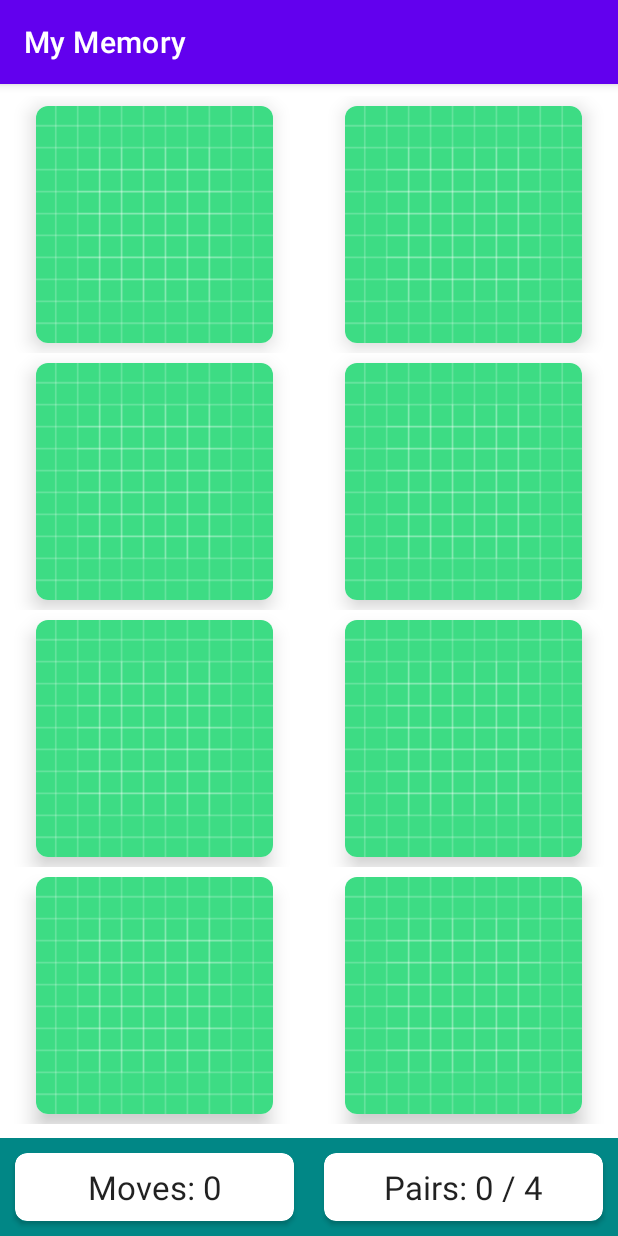
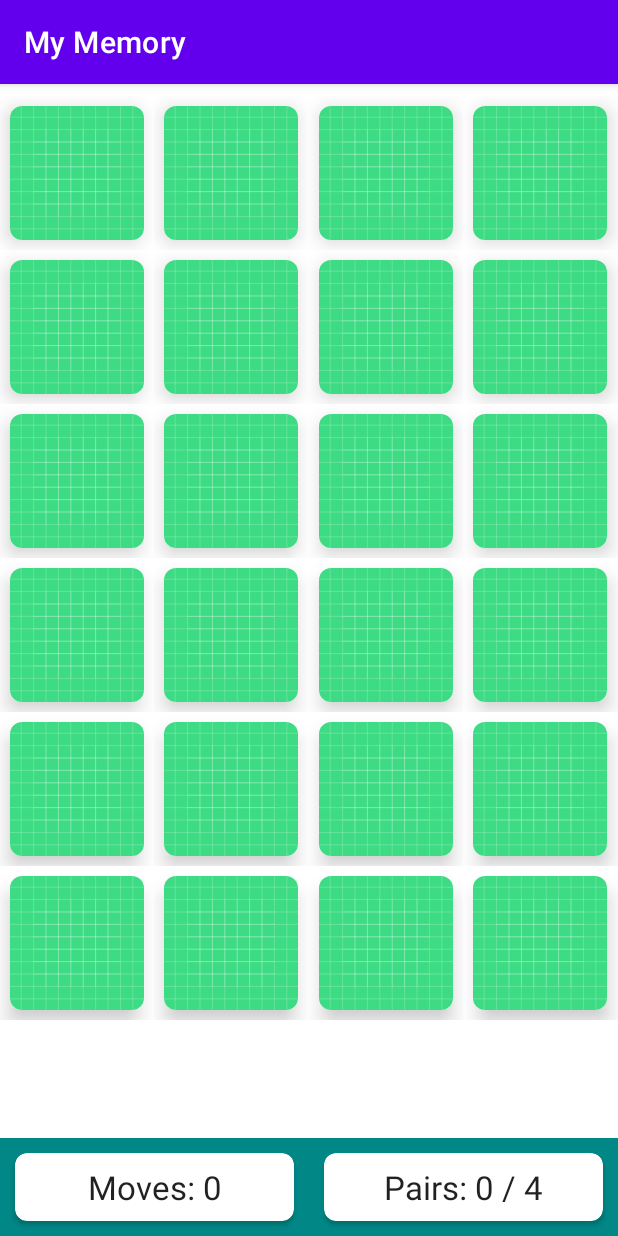
Before and after one commit to kokoichi206/my-memory, an Android app: the screen it shows after launch (MainActivity), on a phone screen of 412 x 824 dp. Run offline under Robolectric (Android 15) with nearby library versions, the phone set to English and light mode, and no system bars.

Commit message:
create classes to manage memory game

```diff
--- a/app/src/main/java/io/kokoichi/sample/mymemory/MainActivity.kt
+++ b/app/src/main/java/io/kokoichi/sample/mymemory/MainActivity.kt
@@ -2,15 +2,26 @@ package io.kokoichi.sample.mymemory
 
 import androidx.appcompat.app.AppCompatActivity
 import android.os.Bundle
+import android.util.Log
 import android.widget.TextView
 import androidx.recyclerview.widget.GridLayoutManager
 import androidx.recyclerview.widget.RecyclerView
+import io.kokoichi.sample.mymemory.models.BoardSize
+import io.kokoichi.sample.mymemory.models.MemoryCard
+import io.kokoichi.sample.mymemory.models.MemoryGame
+import io.kokoichi.sample.mymemory.utils.DEFAULT_ICONS
 
 class MainActivity : AppCompatActivity() {
+
+    companion object {
+        private const val TAG = "MainActivity"
+    }
 
     private lateinit var rvBoard: RecyclerView
     private lateinit var tvNumMoves: TextView
     private lateinit var tvNumPairs: TextView
+
+    private var boardSize: BoardSize = BoardSize.HARD
 
     override fun onCreate(savedInstanceState: Bundle?) {
         super.onCreate(savedInstanceState)
@@ -20,8 +31,15 @@ class MainActivity : AppCompatActivity() {
         tvNumMoves = findViewById(R.id.tvNumMoves)
         tvNumPairs = findViewById(R.id.tvNumPairs)
 
-        rvBoard.adapter = MemoryBoardAdapter(this, 8)
+        val memoryGame = MemoryGame(boardSize)
+
+        rvBoard.adapter = MemoryBoardAdapter(this, boardSize, memoryGame.cards, object: MemoryBoardAdapter.CardClickListener {
+            override fun onCardClicked(position: Int) {
+                Log.i(TAG, "Card clicked $position")
+            }
+
+        })
         rvBoard.setHasFixedSize(true)
-        rvBoard.layoutManager = GridLayoutManager(this, 2)
+        rvBoard.layoutManager = GridLayoutManager(this, boardSize.getWidth())
     }
 }
--- a/app/src/main/java/io/kokoichi/sample/mymemory/MemoryBoardAdapter.kt
+++ b/app/src/main/java/io/kokoichi/sample/mymemory/MemoryBoardAdapter.kt
@@ -8,9 +8,16 @@ import android.view.ViewGroup
 import android.widget.ImageButton
 import androidx.cardview.widget.CardView
 import androidx.recyclerview.widget.RecyclerView
+import io.kokoichi.sample.mymemory.models.BoardSize
+import io.kokoichi.sample.mymemory.models.MemoryCard
 import kotlin.math.min
 
-class MemoryBoardAdapter(private val context: Context, private val numPieces: Int) :
+class MemoryBoardAdapter(
+    private val context: Context,
+    private val boardSize: BoardSize,
+    private val cards: List<MemoryCard>,
+    private val cardClickListener: CardClickListener
+) :
     RecyclerView.Adapter<MemoryBoardAdapter.ViewHolder>() {
 
     companion object {
@@ -18,10 +25,14 @@ class MemoryBoardAdapter(private val context: Context, private val numPieces: In
         private const val TAG = "MemoryBoardAdapter"
     }
 
+    interface CardClickListener {
+        fun onCardClicked(position: Int)
+    }
+
     override fun onCreateViewHolder(parent: ViewGroup, viewType: Int): ViewHolder {
 
-        val cardWidth = parent.width / 2 - (2 * MARGIN_SIZE)
-        val cardHeight = parent.height / 4 - (2 * MARGIN_SIZE)
+        val cardWidth = parent.width / boardSize.getWidth() - (2 * MARGIN_SIZE)
+        val cardHeight = parent.height / boardSize.getHeight() - (2 * MARGIN_SIZE)
         val cardSideLength = min(cardWidth, cardHeight)
 
         val view = LayoutInflater.from(context).inflate(R.layout.memory_card, parent, false)
@@ -33,7 +44,7 @@ class MemoryBoardAdapter(private val context: Context, private val numPieces: In
         return ViewHolder(view)
     }
 
-    override fun getItemCount() = numPieces
+    override fun getItemCount() = boardSize.numCards
 
     override fun onBindViewHolder(holder: ViewHolder, position: Int) {
         holder.bind(position)
@@ -44,8 +55,12 @@ class MemoryBoardAdapter(private val context: Context, private val numPieces: In
         private val imageButton = itemView.findViewById<ImageButton>(R.id.imageButton)
 
         fun bind(position: Int) {
+            val memoryCard = cards[position]
+            imageButton.setImageResource(if (cards[position].isFaceUp) cards[position].identifier else R.drawable.ic_launcher_background)
+
             imageButton.setOnClickListener {
                 Log.i(TAG, "Clicked on position $position")
+                cardClickListener.onCardClicked(position)
             }
         }
     }
--- /dev/null
+++ b/app/src/main/java/io/kokoichi/sample/mymemory/models/BoardSize.kt
@@ -0,0 +1,23 @@
+package io.kokoichi.sample.mymemory.models
+
+enum class BoardSize(val numCards: Int) {
+    EASY(8),
+    MEDIUM(18),
+    HARD(24);
+
+    fun getWidth(): Int {
+        return when (this) {
+            EASY -> 2
+            MEDIUM -> 3
+            HARD -> 4
+        }
+    }
+
+    fun getHeight(): Int {
+        return numCards / getWidth()
+    }
+
+    fun getNumPairs(): Int {
+        return numCards / 2
+    }
+}
--- /dev/null
+++ b/app/src/main/java/io/kokoichi/sample/mymemory/models/MemoryCard.kt
@@ -0,0 +1,9 @@
+package io.kokoichi.sample.mymemory.models
+
+import android.service.carrier.CarrierIdentifier
+
+data class MemoryCard(
+    val identifier: Int,
+    var isFaceUp: Boolean = false,
+    var isMatched: Boolean = false
+)
--- /dev/null
+++ b/app/src/main/java/io/kokoichi/sample/mymemory/models/MemoryGame.kt
@@ -0,0 +1,16 @@
+package io.kokoichi.sample.mymemory.models
+
+import io.kokoichi.sample.mymemory.utils.DEFAULT_ICONS
+
+class MemoryGame(private val boardSize: BoardSize) {
+
+    val cards: List<MemoryCard>
+    val numPairsFound = 0
+
+    init {
+        // ランダムで必要なペアの数選んだあと、そのペアを生成し、シャッフル
+        val chosenImages = DEFAULT_ICONS.shuffled().take(boardSize.getNumPairs())
+        val randomizedImages = (chosenImages + chosenImages).shuffled()
+        cards = randomizedImages.map { MemoryCard(it) }   // ??
+    }
+}
--- /dev/null
+++ b/app/src/main/java/io/kokoichi/sample/mymemory/utils/Constants.kt
@@ -0,0 +1,18 @@
+package io.kokoichi.sample.mymemory.utils
+
+import io.kokoichi.sample.mymemory.R
+
+val DEFAULT_ICONS = listOf(
+    R.drawable.ic_face,
+    R.drawable.ic_flower,
+    R.drawable.ic_gift,
+    R.drawable.ic_lightning,
+    R.drawable.ic_moon,
+    R.drawable.ic_plane,
+    R.drawable.ic_school,
+    R.drawable.ic_send,
+    R.drawable.ic_star,
+    R.drawable.ic_work,
+    R.drawable.ic_adb,
+    R.drawable.ic_zoomin
+)
--- /dev/null
+++ b/app/src/main/res/drawable/ic_adb.xml
@@ -0,0 +1,5 @@
+<vector android:height="24dp" android:tint="#80FF00"
+    android:viewportHeight="24" android:viewportWidth="24"
+    android:width="24dp" xmlns:android="http://schemas.android.com/apk/res/android">
+    <path android:fillColor="@android:color/white" android:pathData="M5,16c0,3.87 3.13,7 7,7s7,-3.13 7,-7v-4L5,12v4zM16.12,4.37l2.1,-2.1 -0.82,-0.83 -2.3,2.31C14.16,3.28 13.12,3 12,3s-2.16,0.28 -3.09,0.75L6.6,1.44l-0.82,0.83 2.1,2.1C6.14,5.64 5,7.68 5,10v1h14v-1c0,-2.32 -1.14,-4.36 -2.88,-5.63zM9,9c-0.55,0 -1,-0.45 -1,-1s0.45,-1 1,-1 1,0.45 1,1 -0.45,1 -1,1zM15,9c-0.55,0 -1,-0.45 -1,-1s0.45,-1 1,-1 1,0.45 1,1 -0.45,1 -1,1z"/>
+</vector>
--- /dev/null
+++ b/app/src/main/res/drawable/ic_baseline_home_24.xml
@@ -0,0 +1,5 @@
+<vector android:height="24dp" android:tint="#008000"
+    android:viewportHeight="24" android:viewportWidth="24"
+    android:width="24dp" xmlns:android="http://schemas.android.com/apk/res/android">
+    <path android:fillColor="@android:color/white" android:pathData="M10,20v-6h4v6h5v-8h3L12,3 2,12h3v8z"/>
+</vector>
--- /dev/null
+++ b/app/src/main/res/drawable/ic_face.xml
@@ -0,0 +1,5 @@
+<vector android:height="24dp" android:tint="#FF0000"
+    android:viewportHeight="24" android:viewportWidth="24"
+    android:width="24dp" xmlns:android="http://schemas.android.com/apk/res/android">
+    <path android:fillColor="@android:color/white" android:pathData="M9,11.75c-0.69,0 -1.25,0.56 -1.25,1.25s0.56,1.25 1.25,1.25 1.25,-0.56 1.25,-1.25 -0.56,-1.25 -1.25,-1.25zM15,11.75c-0.69,0 -1.25,0.56 -1.25,1.25s0.56,1.25 1.25,1.25 1.25,-0.56 1.25,-1.25 -0.56,-1.25 -1.25,-1.25zM12,2C6.48,2 2,6.48 2,12s4.48,10 10,10 10,-4.48 10,-10S17.52,2 12,2zM12,20c-4.41,0 -8,-3.59 -8,-8 0,-0.29 0.02,-0.58 0.05,-0.86 2.36,-1.05 4.23,-2.98 5.21,-5.37C11.07,8.33 14.05,10 17.42,10c0.78,0 1.53,-0.09 2.25,-0.26 0.21,0.71 0.33,1.47 0.33,2.26 0,4.41 -3.59,8 -8,8z"/>
+</vector>
--- /dev/null
+++ b/app/src/main/res/drawable/ic_flower.xml
@@ -0,0 +1,5 @@
+<vector android:height="24dp" android:tint="#00FF00"
+    android:viewportHeight="24" android:viewportWidth="24"
+    android:width="24dp" xmlns:android="http://schemas.android.com/apk/res/android">
+    <path android:fillColor="@android:color/white" android:pathData="M12,22c4.97,0 9,-4.03 9,-9 -4.97,0 -9,4.03 -9,9zM5.6,10.25c0,1.38 1.12,2.5 2.5,2.5 0.53,0 1.01,-0.16 1.42,-0.44l-0.02,0.19c0,1.38 1.12,2.5 2.5,2.5s2.5,-1.12 2.5,-2.5l-0.02,-0.19c0.4,0.28 0.89,0.44 1.42,0.44 1.38,0 2.5,-1.12 2.5,-2.5 0,-1 -0.59,-1.85 -1.43,-2.25 0.84,-0.4 1.43,-1.25 1.43,-2.25 0,-1.38 -1.12,-2.5 -2.5,-2.5 -0.53,0 -1.01,0.16 -1.42,0.44l0.02,-0.19C14.5,2.12 13.38,1 12,1S9.5,2.12 9.5,3.5l0.02,0.19c-0.4,-0.28 -0.89,-0.44 -1.42,-0.44 -1.38,0 -2.5,1.12 -2.5,2.5 0,1 0.59,1.85 1.43,2.25 -0.84,0.4 -1.43,1.25 -1.43,2.25zM12,5.5c1.38,0 2.5,1.12 2.5,2.5s-1.12,2.5 -2.5,2.5S9.5,9.38 9.5,8s1.12,-2.5 2.5,-2.5zM3,13c0,4.97 4.03,9 9,9 0,-4.97 -4.03,-9 -9,-9z"/>
+</vector>
--- /dev/null
+++ b/app/src/main/res/drawable/ic_gift.xml
@@ -0,0 +1,5 @@
+<vector android:height="24dp" android:tint="#0000FF"
+    android:viewportHeight="24" android:viewportWidth="24"
+    android:width="24dp" xmlns:android="http://schemas.android.com/apk/res/android">
+    <path android:fillColor="@android:color/white" android:pathData="M20,6h-2.18c0.11,-0.31 0.18,-0.65 0.18,-1 0,-1.66 -1.34,-3 -3,-3 -1.05,0 -1.96,0.54 -2.5,1.35l-0.5,0.67 -0.5,-0.68C10.96,2.54 10.05,2 9,2 7.34,2 6,3.34 6,5c0,0.35 0.07,0.69 0.18,1L4,6c-1.11,0 -1.99,0.89 -1.99,2L2,19c0,1.11 0.89,2 2,2h16c1.11,0 2,-0.89 2,-2L22,8c0,-1.11 -0.89,-2 -2,-2zM15,4c0.55,0 1,0.45 1,1s-0.45,1 -1,1 -1,-0.45 -1,-1 0.45,-1 1,-1zM9,4c0.55,0 1,0.45 1,1s-0.45,1 -1,1 -1,-0.45 -1,-1 0.45,-1 1,-1zM20,19L4,19v-2h16v2zM20,14L4,14L4,8h5.08L7,10.83 8.62,12 11,8.76l1,-1.36 1,1.36L15.38,12 17,10.83 14.92,8L20,8v6z"/>
+</vector>
--- /dev/null
+++ b/app/src/main/res/drawable/ic_lightning.xml
@@ -0,0 +1,5 @@
+<vector android:height="24dp" android:tint="#000080"
+    android:viewportHeight="24" android:viewportWidth="24"
+    android:width="24dp" xmlns:android="http://schemas.android.com/apk/res/android">
+    <path android:fillColor="@android:color/white" android:pathData="M7,2v11h3v9l7,-12h-4l4,-8z"/>
+</vector>
--- /dev/null
+++ b/app/src/main/res/drawable/ic_moon.xml
@@ -0,0 +1,5 @@
+<vector android:height="24dp" android:tint="#FFFF00"
+    android:viewportHeight="24" android:viewportWidth="24"
+    android:width="24dp" xmlns:android="http://schemas.android.com/apk/res/android">
+    <path android:fillColor="@android:color/white" android:pathData="M12.34,2.02C6.59,1.82 2,6.42 2,12c0,5.52 4.48,10 10,10c3.71,0 6.93,-2.02 8.66,-5.02C13.15,16.73 8.57,8.55 12.34,2.02z"/>
+</vector>
--- /dev/null
+++ b/app/src/main/res/drawable/ic_plane.xml
@@ -0,0 +1,5 @@
+<vector android:height="24dp" android:tint="#FF0080"
+    android:viewportHeight="24" android:viewportWidth="24"
+    android:width="24dp" xmlns:android="http://schemas.android.com/apk/res/android">
+    <path android:fillColor="@android:color/white" android:pathData="M21,16v-2l-8,-5V3.5c0,-0.83 -0.67,-1.5 -1.5,-1.5S10,2.67 10,3.5V9l-8,5v2l8,-2.5V19l-2,1.5V22l3.5,-1 3.5,1v-1.5L13,19v-5.5l8,2.5z"/>
+</vector>
--- /dev/null
+++ b/app/src/main/res/drawable/ic_school.xml
@@ -0,0 +1,5 @@
+<vector android:height="24dp" android:tint="#00FFFF"
+    android:viewportHeight="24" android:viewportWidth="24"
+    android:width="24dp" xmlns:android="http://schemas.android.com/apk/res/android">
+    <path android:fillColor="@android:color/white" android:pathData="M5,13.18v4L12,21l7,-3.82v-4L12,17l-7,-3.82zM12,3L1,9l11,6 9,-4.91V17h2V9L12,3z"/>
+</vector>
--- /dev/null
+++ b/app/src/main/res/drawable/ic_send.xml
@@ -0,0 +1,5 @@
+<vector android:autoMirrored="true" android:height="24dp"
+    android:tint="#800080" android:viewportHeight="24"
+    android:viewportWidth="24" android:width="24dp" xmlns:android="http://schemas.android.com/apk/res/android">
+    <path android:fillColor="@android:color/white" android:pathData="M2.01,21L23,12 2.01,3 2,10l15,2 -15,2z"/>
+</vector>
--- /dev/null
+++ b/app/src/main/res/drawable/ic_star.xml
@@ -0,0 +1,5 @@
+<vector android:height="24dp" android:tint="#FF8000"
+    android:viewportHeight="24" android:viewportWidth="24"
+    android:width="24dp" xmlns:android="http://schemas.android.com/apk/res/android">
+    <path android:fillColor="@android:color/white" android:pathData="M12,17.27L18.18,21l-1.64,-7.03L22,9.24l-7.19,-0.61L12,2 9.19,8.63 2,9.24l5.46,4.73L5.82,21z"/>
+</vector>
--- /dev/null
+++ b/app/src/main/res/drawable/ic_work.xml
@@ -0,0 +1,5 @@
+<vector android:height="24dp" android:tint="#808080"
+    android:viewportHeight="24" android:viewportWidth="24"
+    android:width="24dp" xmlns:android="http://schemas.android.com/apk/res/android">
+    <path android:fillColor="@android:color/white" android:pathData="M20,6h-4L16,4c0,-1.11 -0.89,-2 -2,-2h-4c-1.11,0 -2,0.89 -2,2v2L4,6c-1.11,0 -1.99,0.89 -1.99,2L2,19c0,1.11 0.89,2 2,2h16c1.11,0 2,-0.89 2,-2L22,8c0,-1.11 -0.89,-2 -2,-2zM14,6h-4L10,4h4v2z"/>
+</vector>
--- /dev/null
+++ b/app/src/main/res/drawable/ic_zoomin.xml
@@ -0,0 +1,6 @@
+<vector android:height="24dp" android:tint="#8080FF"
+    android:viewportHeight="24" android:viewportWidth="24"
+    android:width="24dp" xmlns:android="http://schemas.android.com/apk/res/android">
+    <path android:fillColor="@android:color/white" android:pathData="M15.5,14h-0.79l-0.28,-0.27C15.41,12.59 16,11.11 16,9.5 16,5.91 13.09,3 9.5,3S3,5.91 3,9.5 5.91,16 9.5,16c1.61,0 3.09,-0.59 4.23,-1.57l0.27,0.28v0.79l5,4.99L20.49,19l-4.99,-5zM9.5,14C7.01,14 5,11.99 5,9.5S7.01,5 9.5,5 14,7.01 14,9.5 11.99,14 9.5,14z"/>
+    <path android:fillColor="@android:color/white" android:pathData="M12,10h-2v2H9v-2H7V9h2V7h1v2h2v1z"/>
+</vector>
```
